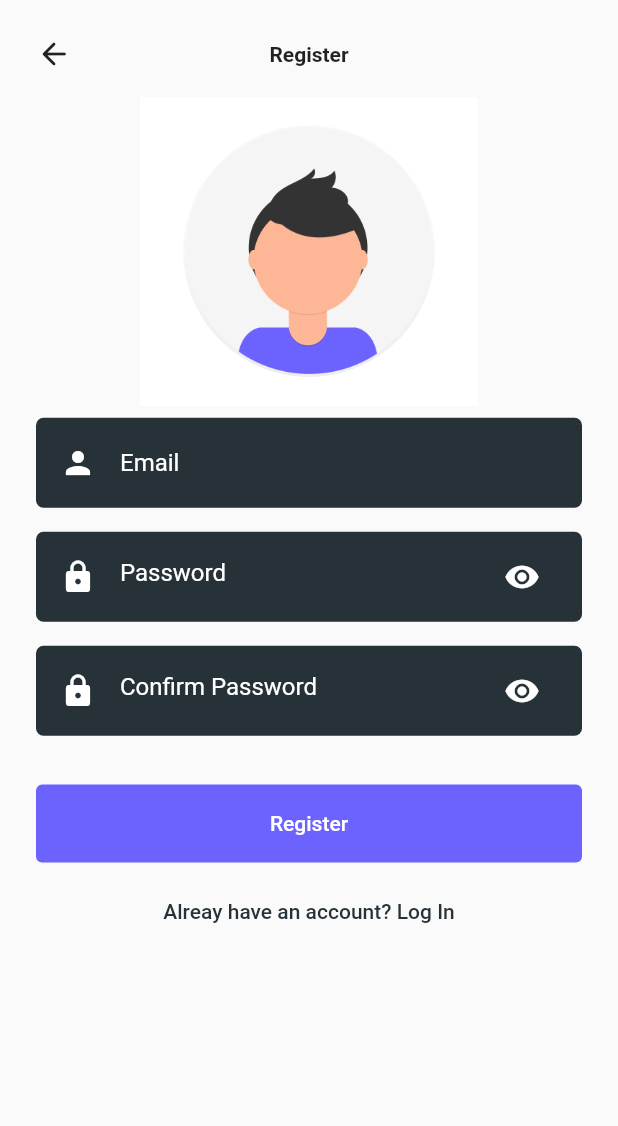
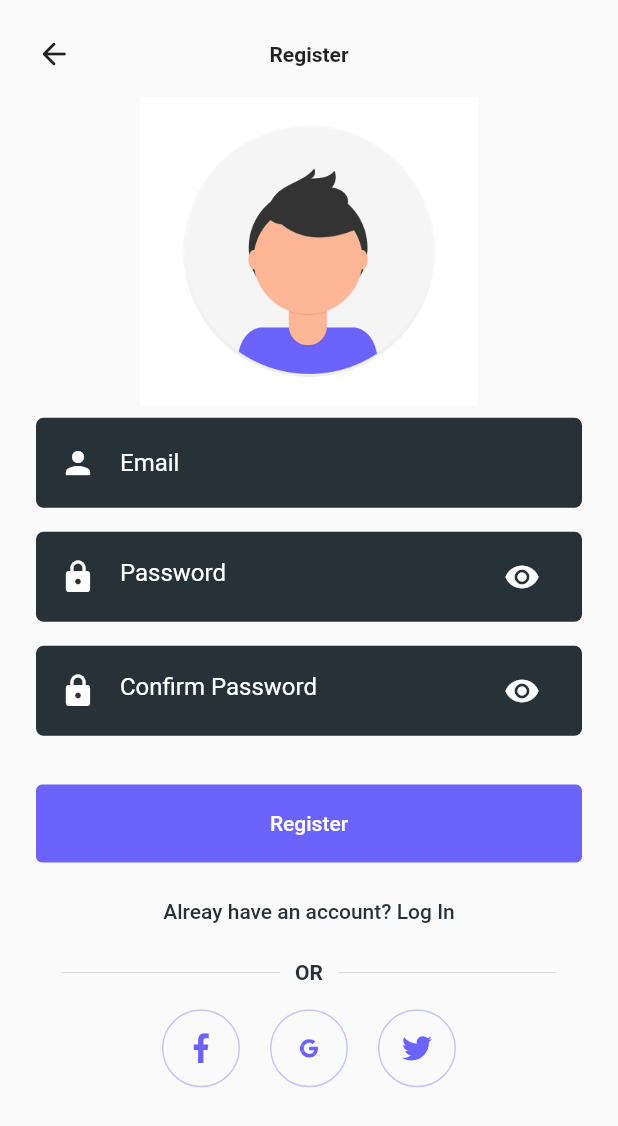
Before and after one commit to moradiyajay/chat_app, a Flutter app: the RegisterScreen screen opened by its route, on a phone screen of 412 x 824 dp. Shown: the top 1126 px of the screen. Run offline on Flutter 3.47's test engine with Material 2 defaults, Android fonts, the phone set to English and light mode, and no system bars; our stand-ins replace flutter_svg.

Commit message:
added social media login buttons

```diff
--- /dev/null
+++ b/lib/components/or_divider.dart
@@ -0,0 +1,38 @@
+import 'package:flutter/cupertino.dart';
+import 'package:flutter/material.dart';
+
+class OrDivider extends StatelessWidget {
+  @override
+  Widget build(BuildContext context) {
+    Size size = MediaQuery.of(context).size;
+    return Container(
+      margin: EdgeInsets.symmetric(vertical: size.height * 0.02),
+      width: size.width * 0.8,
+      child: Row(
+        children: <Widget>[
+          buildDivider(),
+          Padding(
+            padding: const EdgeInsets.symmetric(horizontal: 10),
+            child: Text(
+              "OR",
+              style: TextStyle(
+                color: Theme.of(context).colorScheme.onSecondary,
+                fontWeight: FontWeight.w600,
+              ),
+            ),
+          ),
+          buildDivider(),
+        ],
+      ),
+    );
+  }
+
+  Expanded buildDivider() {
+    return const Expanded(
+      child: Divider(
+        color: Color(0xFFD9D9D9),
+        height: 1.5,
+      ),
+    );
+  }
+}
--- /dev/null
+++ b/lib/components/social_icon.dart
@@ -0,0 +1,36 @@
+// ignore_for_file: prefer_const_constructors_in_immutables
+
+import 'package:flutter/material.dart';
+import 'package:flutter_svg/flutter_svg.dart';
+
+class SocialIcon extends StatelessWidget {
+  final String assetName;
+  final VoidCallback callback;
+
+  SocialIcon({required this.assetName, Key? key, required this.callback})
+      : super(key: key);
+
+  @override
+  Widget build(BuildContext context) {
+    return GestureDetector(
+      onTap: callback,
+      child: Container(
+        margin: const EdgeInsets.symmetric(horizontal: 10),
+        padding: const EdgeInsets.all(15),
+        decoration: BoxDecoration(
+          shape: BoxShape.circle,
+          border: Border.all(
+            width: 1,
+            color: Theme.of(context).primaryColor.withOpacity(0.35),
+          ),
+        ),
+        child: SvgPicture.asset(
+          assetName,
+          width: 20,
+          height: 20,
+          color: Theme.of(context).primaryColor,
+        ),
+      ),
+    );
+  }
+}
--- a/lib/screens/register_screen.dart
+++ b/lib/screens/register_screen.dart
@@ -1,6 +1,7 @@
 // ignore_for_file: prefer_const_constructors
 
 import 'package:chat_app/components/or_divider.dart';
+import 'package:chat_app/components/social_icon.dart';
 import 'package:chat_app/screens/log_in_screen.dart';
 import 'package:chat_app/widgets/rectangle_button.dart';
 import 'package:chat_app/widgets/rectangle_input_field.dart';
@@ -103,7 +104,25 @@ class RegisterScreen extends StatelessWidget {
                     ),
                   ),
                 ),
-                SizedBox(height: size.height * 0.025),
+                SizedBox(height: size.height * 0.01),
+                OrDivider(),
+                Row(
+                  mainAxisAlignment: MainAxisAlignment.center,
+                  children: [
+                    SocialIcon(
+                      assetName: 'images/facebook.svg',
+                      callback: () {},
+                    ),
+                    SocialIcon(
+                      assetName: 'images/google.svg',
+                      callback: () {},
+                    ),
+                    SocialIcon(
+                      assetName: 'images/twitter.svg',
+                      callback: () {},
+                    ),
+                  ],
+                ),
               ],
             ),
           ),
--- a/pubspec.yaml
+++ b/pubspec.yaml
@@ -29,8 +29,7 @@ environment:
 dependencies:
   flutter:
     sdk: flutter
-
-
+  flutter_svg: ^0.23.0+1
   # The following adds the Cupertino Icons font to your application.
   # Use with the CupertinoIcons class for iOS style icons.
   cupertino_icons: ^1.0.2
@@ -59,8 +58,7 @@ flutter:
 
   # To add assets to your application, add an assets section, like this:
   assets:
-    - images/login_0.png
-    - images/chat.png
+    - images/
 
   # An image asset can refer to one or more resolution-specific "variants", see
   # https://flutter.dev/assets-and-images/#resolution-aware.
```
Also changed, not shown: images/facebook.svg (added), images/google.svg (added), images/twitter.svg (added), pubspec.lock.
